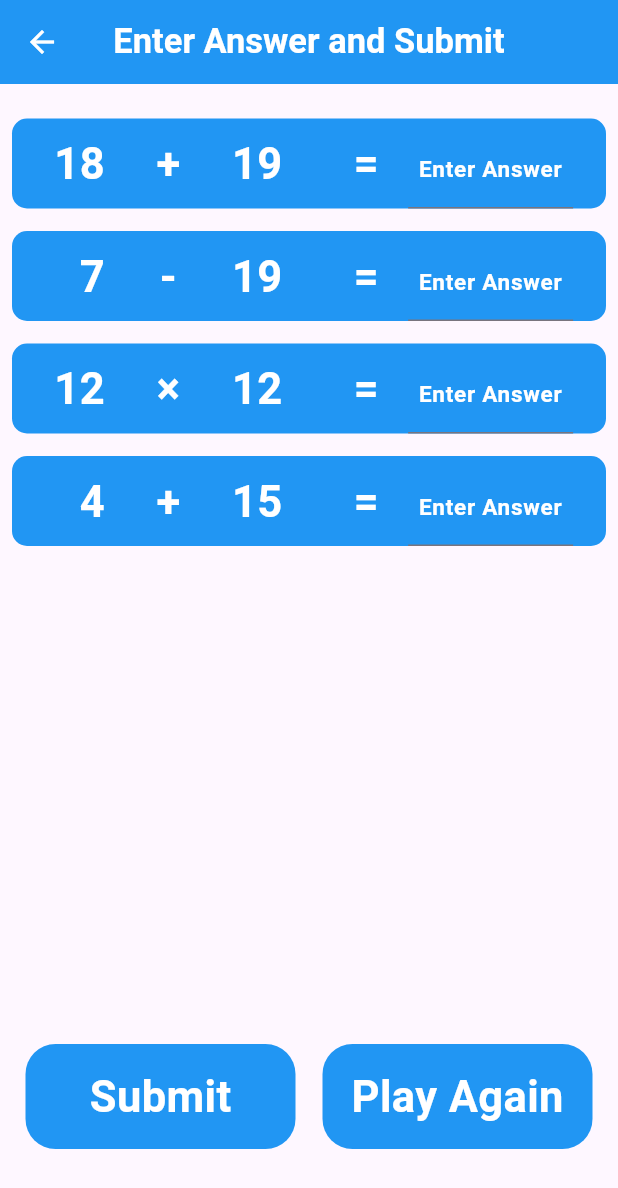
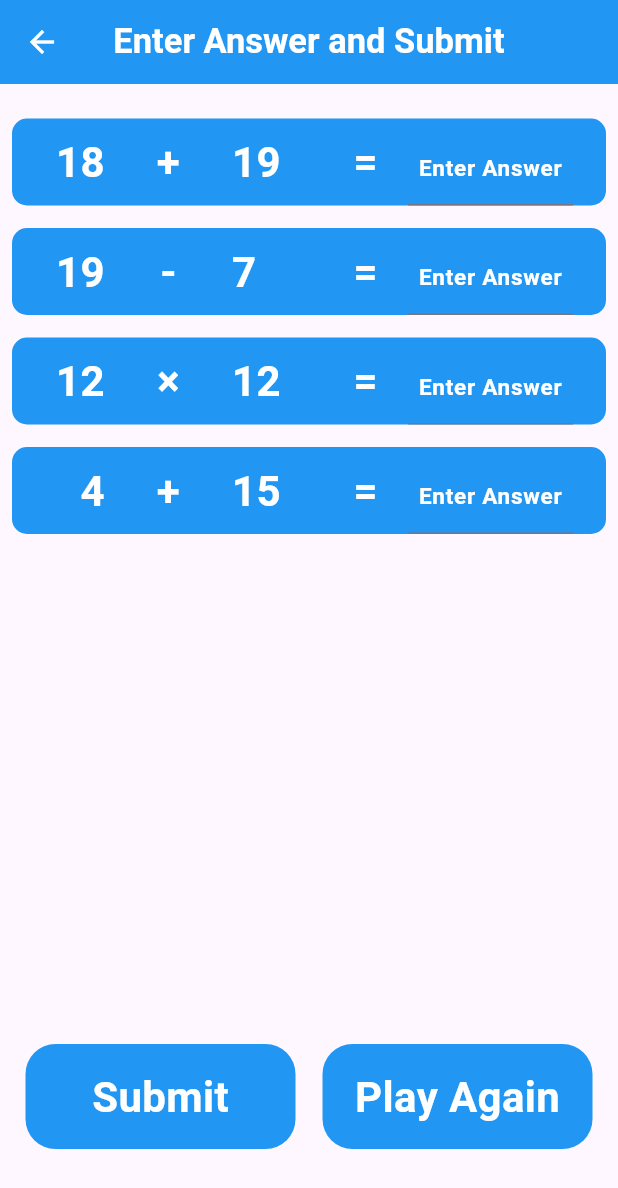
Before and after one commit to chuks4code/quick_maths, a Flutter app: the screen it shows after launch, after a tap on "PLAY", on a phone screen of 412 x 824 dp. Shown: the top 1188 px of the screen. Run offline on Flutter 3.47's test engine with Material 3 defaults, Android fonts, the light colour scheme and no system bars; our stand-ins replace flutter_riverpod.

Commit message:
Users can only submit after intering all answer

```diff
--- a/lib/logic/logic_flie.dart
+++ b/lib/logic/logic_flie.dart
@@ -30,16 +30,18 @@ class Logic {
       n1two = rand.nextInt(20) + 1;
       if (opOne == '+') {
         calAnswer1 = (n1one + n1two);
-      } else if (opOne == '-') {
+      }  else if (opOne == '-') {
+        if( n1one < n1two) {
+          int temp = n1one;
+          n1one = n1two;
+          n1two = temp;
+        }
         calAnswer1 = (n1one - n1two);
       } else {
         calAnswer1 = (n1one * n1two);
       }
     }
-    print('$n1one gen1f');
-    print('$n1two gen1sec');
-    print(opOne);
-    print('$calAnswer1  one');
+
     //////////////////////////////////////////////////////////////////
     opTwo = operatorr[rand.nextInt(operatorr.length)];
     if (opTwo == '÷') {
@@ -56,16 +58,20 @@ class Logic {
       n2two = rand.nextInt(20) + 1;
       if (opTwo == '+') {
         calAnswer2 = (n2one + n2two);
-      } else if (opTwo == '-') {
+      }  else if (opTwo == '-') {
+        if( n2one < n2two) {
+          int temp = n2one;
+          n2one = n2two;
+          n2two = temp;
+        }
         calAnswer2 = (n2one - n2two);
       } else {
         calAnswer2 = (n2one * n2two);
       }
     }
-    print('$n2one n2one');
-    print('$n2two n2two');
-    print(opTwo);
-    print('$calAnswer2 two');
+
+
+
     ///////////////////////////////////////////////////////////////
 
     opThree = operatorr[rand.nextInt(operatorr.length)];
@@ -84,15 +90,16 @@ class Logic {
       if (opThree == '+') {
         calAnswer3 = (n3one + n3two);
       } else if (opThree == '-') {
+            if( n3one < n3two) {
+              int temp = n3one;
+              n3one = n3two;
+              n3two = temp;
+            }
         calAnswer3 = (n3one - n3two);
       } else {
         calAnswer3 = (n3one * n3two);
       }
     }
-    print('$n3one n3one');
-    print('$n3two n3two');
-    print(opThree);
-    print('$calAnswer3 three');
 
     ////////////////////////////////////////////////////////////////////////////
     opFour = operatorr[rand.nextInt(operatorr.length)];
@@ -111,20 +118,17 @@ class Logic {
       if (opFour == '+') {
         calAnswer4 = (n4one + n4two);
       } else if (opFour == '-') {
+        if( n4one < n4two) {
+          int temp = n4one;
+          n4one = n4two;
+          n4two = temp;
+        }
         calAnswer4 = (n4one - n4two);
       } else {
         calAnswer4 = (n4one * n4two);
       }
 
     }
-    print('$n4one n4one');
-    print('$n4two n4two');
-    print(opFour);
-    print('$calAnswer4 four');
 
-    /*print(calAnswer1);
-    print(calAnswer2);
-    print(calAnswer3);
-    print(calAnswer4);*/
   }
 }
--- a/lib/screens/second_screen.dart
+++ b/lib/screens/second_screen.dart
@@ -37,6 +37,7 @@ class _SecondScreenState extends State<SecondScreen> {
   late  int nn1one_SecClass, nn1two_SecClass, nn2one_SecClass, nn2two_SecClass, nn3one_SecClass, nn3two_SecClass, nn4one_SecClass, nn4two_SecClass;
   late  String oop1_SecClass, oop2_SecClass, oop3_SecClass, oop4_SecClass;
   late List<int> correctAnswers_SecClass;
+  late String popText;
 
 
   final TextEditingController controllerr1 = TextEditingController();
@@ -108,8 +109,9 @@ class _SecondScreenState extends State<SecondScreen> {
               ),
               SizedBox(height: 80.0,),
 
-              Text(result, style: TextStyle( fontSize: 20.0 ,fontWeight: FontWeight.w900)),
 
+                Text(result, style: TextStyle(
+                    fontSize: 20.0, fontWeight: FontWeight.w900)),
               Expanded(
                 child: Row(
                   mainAxisAlignment:  MainAxisAlignment.spaceAround,
@@ -119,6 +121,21 @@ class _SecondScreenState extends State<SecondScreen> {
 
                     InkWell(
                       onTap: () {
+
+                        if (controllerr1.text.trim().isEmpty ||
+                            controllerr2.text.trim().isEmpty ||
+                            controllerr3.text.trim().isEmpty ||
+                            controllerr4.text.trim().isEmpty) {
+                          setState(() {
+                           //
+                            result = 'Please enter all answers first';
+                          });
+                           /* ScaffoldMessenger.of(context).showSnackBar(
+                            SnackBar(content: Text('Please enter answers first')),
+                          );*/
+                          return;
+                        }
+
 
                         List  userAnswers = [controllerr1.text, controllerr2.text, controllerr3.text, controllerr4.text];
                         setState(() {
--- a/lib/styles/text_styles.dart
+++ b/lib/styles/text_styles.dart
@@ -4,6 +4,6 @@ class AppTextStyles {
 
   static TextStyle primaryText = TextStyle(
 
-      color: Colors.white, fontSize: 29.0, fontWeight: FontWeight.bold
+      color: Colors.white, fontSize: 28.0, fontWeight: FontWeight.bold
   );
 }
```
